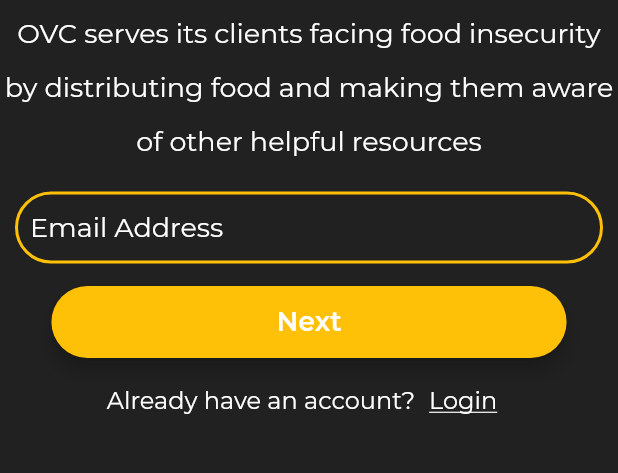
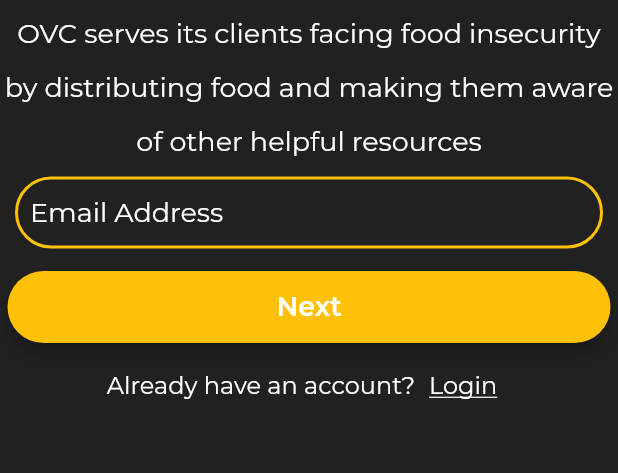
Before and after one commit to Onyxx-Village-Connection/app, a Flutter app: the screen it shows after launch, on a phone screen of 412 x 824 dp, the part 233-706 px from its top. Run offline on Flutter 3.47's test engine with Material 2 defaults, Android fonts, the phone set to English and light mode, and no system bars.

Commit message:
delete the form widget in listview in client signup page to make the page easier to organize

```diff
--- a/lib/client_signup.dart
+++ b/lib/client_signup.dart
@@ -109,10 +109,6 @@
               maxLines: 8,
             ),
         ),
-        Form(
-            child: Column(
-              children: <Widget>[
-                SizedBox(height: 10.0,),
         Padding(
           padding: EdgeInsets.all(10.0),
           child: emailBox,
@@ -122,9 +118,6 @@
           child: nextButton,
         ),
         haveAccountTextButton,
-              ],
-            ),
-        ),
       ],
     );
   }
```
Lines whose indentation alone changed are shown as unchanged.
